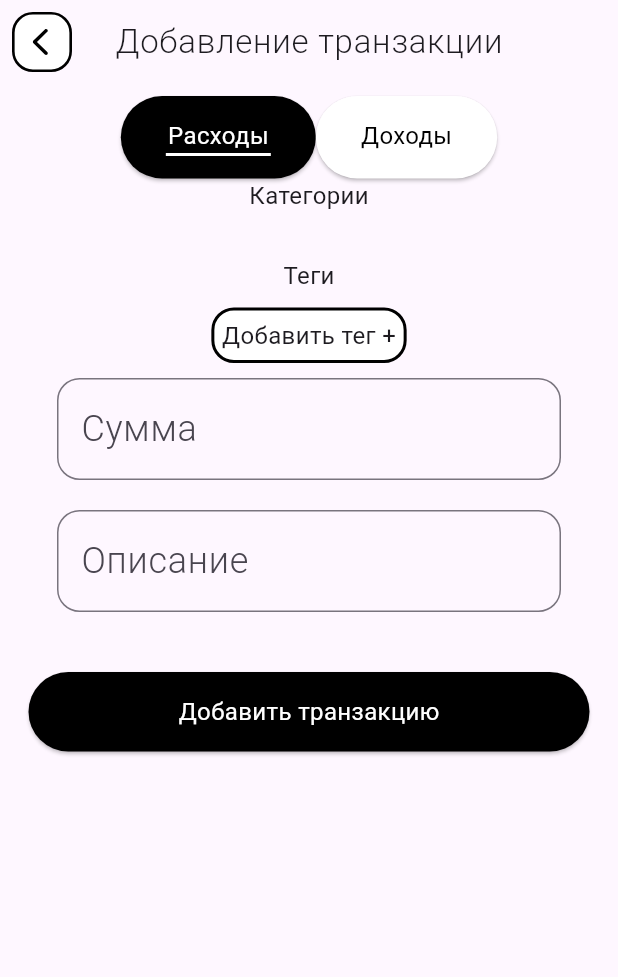
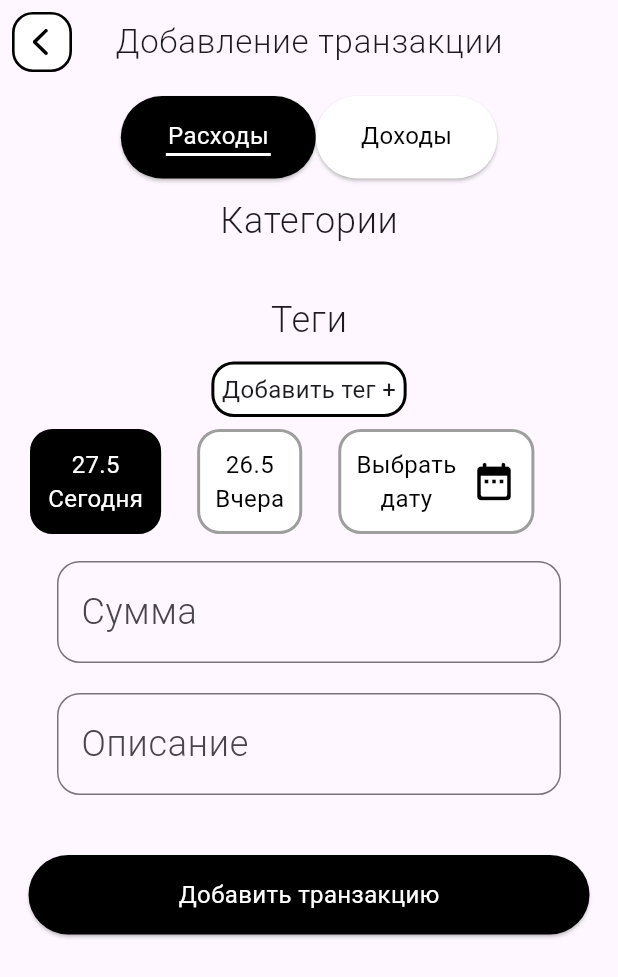
Before and after one commit to MeynSpain/finance, a Flutter app: the NewTransactionPage screen opened by its route, on a phone screen of 412 x 824 dp. Shown: the top 977 px of the screen. Run offline on Flutter 3.47's test engine with Material 3 defaults, Android fonts, the phone set to English and light mode, and no system bars; our stand-ins replace bloc, cloud_firestore, equatable, firebase_auth, firebase_core, flutter_bloc and 5 more; missing offline and left inert: talker_bloc_logger, tree_view_flutter; accounts and stored records are empty; Roboto replaces fonts that are missing (Geologica); statements that could not run were skipped.

```diff
--- a/lib/core/constants/status/categories_status.dart
+++ b/lib/core/constants/status/categories_status.dart
@@ -38,5 +38,7 @@ enum CategoriesStatus {
   gettingTags,
   tagsReceived,
 
+  selectingNewDate,
+  newDateSelected,
 
 }
--- a/lib/features/categories/bloc/categories_event.dart
+++ b/lib/features/categories/bloc/categories_event.dart
@@ -83,3 +83,9 @@ class CategoriesGetTagsEvent extends CategoriesEvent {
 
   CategoriesGetTagsEvent({required this.useUid});
 }
+
+class CategoriesSelectNewDateEvent extends CategoriesEvent {
+  final DateTime newDate;
+
+  CategoriesSelectNewDateEvent({required this.newDate});
+}
--- a/lib/features/categories/bloc/categories_state.dart
+++ b/lib/features/categories/bloc/categories_state.dart
@@ -7,6 +7,7 @@ class CategoriesState extends Equatable {
   final List<TransactionModel> listTransactions;
   final List<TagModel>? listTags;
   final List<CategoryModel> listUnsortedCategories;
+  final DateTime selectedDate;
   final String messageError;
 
   const CategoriesState._({
@@ -17,16 +18,18 @@ class CategoriesState extends Equatable {
     required this.listTransactions,
     this.listTags,
     required this.messageError,
+    required this.selectedDate,
   });
 
   factory CategoriesState.initial() {
-    return const CategoriesState._(
+    return CategoriesState._(
       listCategories: [],
       listUnsortedCategories: [],
       status: CategoriesStatus.initial,
       listTransactions: [],
       listTags: [],
       messageError: '',
+      selectedDate: DateTime.now(),
     );
   }
 
@@ -38,6 +41,7 @@ class CategoriesState extends Equatable {
     List<TagModel>? listTags,
     List<CategoryModel>? listUnsortedCategories,
     String? messageError,
+    DateTime? selectedDate,
   }) {
     return CategoriesState._(
         listCategories: listCategories ?? this.listCategories,
@@ -48,12 +52,11 @@ class CategoriesState extends Equatable {
         currentCategory: currentCategory ?? this.currentCategory,
         listTags: listTags ?? this.listTags,
         messageError: messageError ?? this.messageError,
-    );
+        selectedDate: selectedDate ?? this.selectedDate);
   }
 
   @override
-  List<Object?> get props =>
-      [
+  List<Object?> get props => [
         status,
         listCategories,
         currentCategory,
@@ -61,5 +64,6 @@ class CategoriesState extends Equatable {
         listTags,
         listUnsortedCategories,
         messageError,
+        selectedDate,
       ];
 }
--- a/lib/features/categories/view/pages/new_transaction_page.dart
+++ b/lib/features/categories/view/pages/new_transaction_page.dart
@@ -9,6 +9,7 @@ import 'package:finance/features/categories/bloc/categories_bloc.dart';
 import 'package:finance/features/categories/tags/bloc/tags_bloc.dart';
 import 'package:finance/features/categories/tags/view/widgets/tags_widget.dart';
 import 'package:finance/features/categories/tags/view/widgets/new_tag_widget.dart';
+import 'package:finance/features/categories/view/widgets/row_data_widgets.dart';
 import 'package:firebase_auth/firebase_auth.dart';
 import 'package:flutter/cupertino.dart';
 import 'package:flutter/material.dart';
@@ -162,7 +163,13 @@ class _NewTransactionPageState extends State<NewTransactionPage> {
                   ),
                 ],
               ),
-              Text('Категории'),
+              Padding(
+                padding: const EdgeInsets.only(top: 10),
+                child: Text(
+                  'Категории',
+                  style: theme.textTheme.bodyLarge,
+                ),
+              ),
               SizedBox(
                 height: 20,
               ),
@@ -213,9 +220,13 @@ class _NewTransactionPageState extends State<NewTransactionPage> {
               ),
               Padding(
                 padding: const EdgeInsets.all(10.0),
-                child: Text('Теги'),
+                child: Text(
+                  'Теги',
+                  style: theme.textTheme.bodyLarge,
+                ),
               ),
               TagsWidget(),
+              RowDataWidgets(),
               Padding(
                 padding:
                     const EdgeInsets.symmetric(horizontal: 30, vertical: 10),
@@ -287,12 +298,15 @@ class _NewTransactionPageState extends State<NewTransactionPage> {
       }
     }
 
+    Timestamp date =
+        Timestamp.fromDate(getIt<CategoriesBloc>().state.selectedDate);
+
     if (summa != '') {
       TransactionModel transactionModel = TransactionModel(
         amount: int.parse(summa),
         description: description,
         tags: tags,
-        timestamp: Timestamp.now(),
+        timestamp: date,
         type: !isIncome
             ? Globals.typeTransactionsExpense
             : Globals.typeTransactionsIncome,
--- /dev/null
+++ b/lib/features/categories/view/widgets/data_widget.dart
@@ -0,0 +1,57 @@
+import 'package:flutter/material.dart';
+
+class DataWidget extends StatefulWidget {
+  const DataWidget(
+      {super.key,
+      required this.isSelected,
+      required this.date,
+      required this.dayName,
+      this.childrenWidgets});
+
+  final bool isSelected;
+  final String date;
+  final String dayName;
+
+  final List<Widget>? childrenWidgets;
+
+  @override
+  State<DataWidget> createState() => _DataWidgetState();
+}
+
+class _DataWidgetState extends State<DataWidget> {
+  @override
+  Widget build(BuildContext context) {
+    final theme = Theme.of(context);
+    return Container(
+      padding: EdgeInsets.all(10),
+      decoration: BoxDecoration(
+        color: widget.isSelected == true ? Colors.black : Colors.white,
+        borderRadius: BorderRadius.circular(15),
+        border: Border.all(
+            width: 2,
+            color: widget.isSelected == true ? Colors.black : Colors.grey),
+      ),
+      child: Row(
+        children: [
+          Column(
+            children: [
+              Text(
+                widget.date,
+                style: theme.textTheme.bodyMedium?.copyWith(
+                  color: widget.isSelected ? Colors.white : Colors.black,
+                ),
+              ),
+              Text(
+                widget.dayName,
+                style: theme.textTheme.bodyMedium?.copyWith(
+                  color: widget.isSelected ? Colors.white : Colors.black,
+                ),
+              )
+            ],
+          ),
+          ...?widget.childrenWidgets
+        ],
+      ),
+    );
+  }
+}
--- /dev/null
+++ b/lib/features/categories/view/widgets/row_data_widgets.dart
@@ -0,0 +1,111 @@
+import 'package:finance/core/injection.dart';
+import 'package:finance/features/categories/bloc/categories_bloc.dart';
+import 'package:finance/features/categories/view/widgets/data_widget.dart';
+import 'package:flutter/material.dart';
+import 'package:flutter_bloc/flutter_bloc.dart';
+
+class RowDataWidgets extends StatefulWidget {
+  const RowDataWidgets({super.key});
+
+  @override
+  State<RowDataWidgets> createState() => _RowDataWidgetsState();
+}
+
+class _RowDataWidgetsState extends State<RowDataWidgets> {
+  DateTime today = DateTime.now();
+
+  late DateTime yesterday;
+
+  int selectedIndex = 0;
+
+  DateTime selectedDate = DateTime.now();
+
+  @override
+  void initState() {
+    yesterday = DateTime(today.year, today.month, today.day - 1);
+
+    super.initState();
+  }
+
+  @override
+  Widget build(BuildContext context) {
+    return BlocBuilder<CategoriesBloc, CategoriesState>(
+      builder: (context, state) {
+        return Row(
+          children: [
+            TextButton(
+              onPressed: () {
+                setState(() {
+                  selectedIndex = 0;
+                });
+
+                getIt<CategoriesBloc>()
+                    .add(CategoriesSelectNewDateEvent(newDate: today));
+              },
+              child: DataWidget(
+                isSelected: selectedIndex == 0 ? true : false,
+                date: '${today.day}.${today.month}',
+                dayName: 'Сегодня',
+              ),
+            ),
+            TextButton(
+              onPressed: () {
+                setState(() {
+                  selectedIndex = 1;
+                });
+
+                getIt<CategoriesBloc>()
+                    .add(CategoriesSelectNewDateEvent(newDate: yesterday));
+              },
+              child: DataWidget(
+                isSelected: selectedIndex == 1 ? true : false,
+                date: '${yesterday.day}.${yesterday.month}',
+                dayName: 'Вчера',
+              ),
+            ),
+            TextButton(
+              onPressed: () async {
+                setState(() {
+                  selectedIndex = 2;
+                });
+
+                DateTime? dateTime = await showDatePicker(
+                  context: context,
+                  firstDate: DateTime(2000),
+                  lastDate: DateTime(3000),
+                  initialDate: selectedDate,
+                );
+
+                if (dateTime != null) {
+                  setState(() {
+                    selectedDate = dateTime;
+                  });
+
+                  getIt<CategoriesBloc>()
+                      .add(CategoriesSelectNewDateEvent(newDate: selectedDate));
+                }
+              },
+              child: DataWidget(
+                isSelected: selectedIndex == 2 ? true : false,
+                date: selectedIndex == 2
+                    ? '${selectedDate.day}.${selectedDate.month}.${selectedDate.year}'
+                    : 'Выбрать',
+                dayName: selectedIndex == 2 ? 'Выбранная' : 'дату',
+                childrenWidgets: [
+                  SizedBox(
+                    width: 10,
+                  ),
+                  Icon(
+                    Icons.date_range_rounded,
+                    color: selectedIndex == 2 ? Colors.white : Colors.black,
+                    size: 30,
+                  ),
+                ],
+              ),
+            )
+          ],
+        );
+      },
+    );
+  }
+}
--- a/lib/features/charts/bloc/charts_event.dart
+++ b/lib/features/charts/bloc/charts_event.dart
@@ -44,3 +44,15 @@ class ChartsGetTransactionByDateEvent extends ChartsEvent {
     required this.type,
   });
 }
+
+class ChartsChangeOnTagsEvent extends ChartsEvent {
+  final String type;
+
+  ChartsChangeOnTagsEvent({required this.type});
+}
+
+class ChartsChangeOnCategoriesEvent extends ChartsEvent {
+  final String type;
+
+  ChartsChangeOnCategoriesEvent({required this.type});
+}
--- a/lib/features/charts/bloc/charts_state.dart
+++ b/lib/features/charts/bloc/charts_state.dart
@@ -4,6 +4,8 @@ class ChartsState extends Equatable {
   final ChartsStatus status;
   final List<TransactionModel> listTransactions;
   final String errorMessage;
+
+  final bool isByTags;
 
   // Даты
   final DateTime startDate;
@@ -55,6 +57,7 @@ class ChartsState extends Equatable {
     required this.constColorMap,
     required this.startDate,
     required this.endDate,
+    required this.isByTags,
   });
 
   factory ChartsState.initial() {
@@ -80,6 +83,8 @@ class ChartsState extends Equatable {
 
       endDate: DateTime.now(),
       startDate: DateTime.now(),
+
+      isByTags: false,
     );
   }
 
@@ -104,6 +109,7 @@ class ChartsState extends Equatable {
     Map<String, Color>? constColorMap,
     DateTime? endDate,
     DateTime? startDate,
+    bool? isByTags,
   }) {
     return ChartsState._(
       status: status ?? this.status,
@@ -125,6 +131,7 @@ class ChartsState extends Equatable {
       constColorMap: constColorMap ?? this.constColorMap,
       startDate: startDate ?? this.startDate,
       endDate: endDate ?? this.endDate,
+      isByTags: isByTags ?? this.isByTags,
     );
   }
 
@@ -153,5 +160,6 @@ class ChartsState extends Equatable {
         constColorMap,
         startDate,
         endDate,
+        isByTags,
       ];
 }
--- a/lib/features/charts/view/widgets/text_date_widget.dart
+++ b/lib/features/charts/view/widgets/text_date_widget.dart
@@ -19,7 +19,7 @@ class TextDateWidget extends StatelessWidget {
               ? CircularProgressIndicator()
               : state.getStartDate() == state.getEndDate()
                   ? Text('${state.getStartDate()}')
-                  : Text('${state.getStartDate()} - ${state.getStartDate()}'),
+                  : Text('${state.getStartDate()} - ${state.getEndDate()}'),
           // : Text('aisdsahu $a $text'),
         );
       },
```
Also changed, not shown: lib/core/services/charts_service.dart (+20 -0 lines), lib/features/categories/bloc/categories_bloc.dart (+24 -1 lines), lib/features/charts/bloc/charts_bloc.dart (+208 -38 lines), lib/features/charts/transaction_history/view/pages/transactions_page.dart (+11 -3 lines), lib/features/charts/view/pages/charts_page.dart (+52 -96 lines), lib/features/charts/view/widgets/raw_buttons_date.dart (+24 -5 lines). Lines whose indentation alone changed are shown as unchanged.
